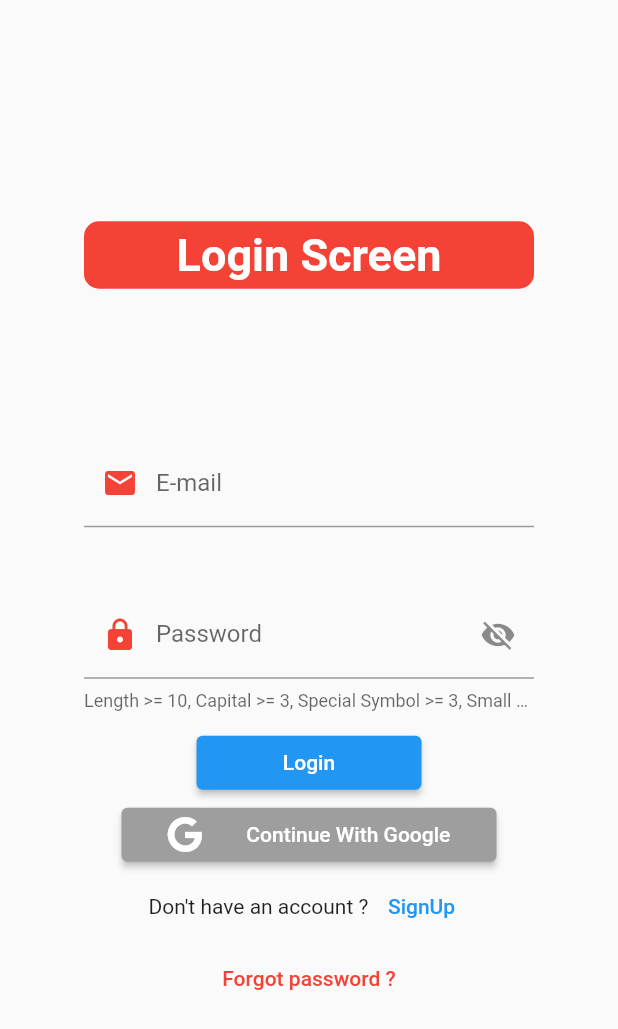
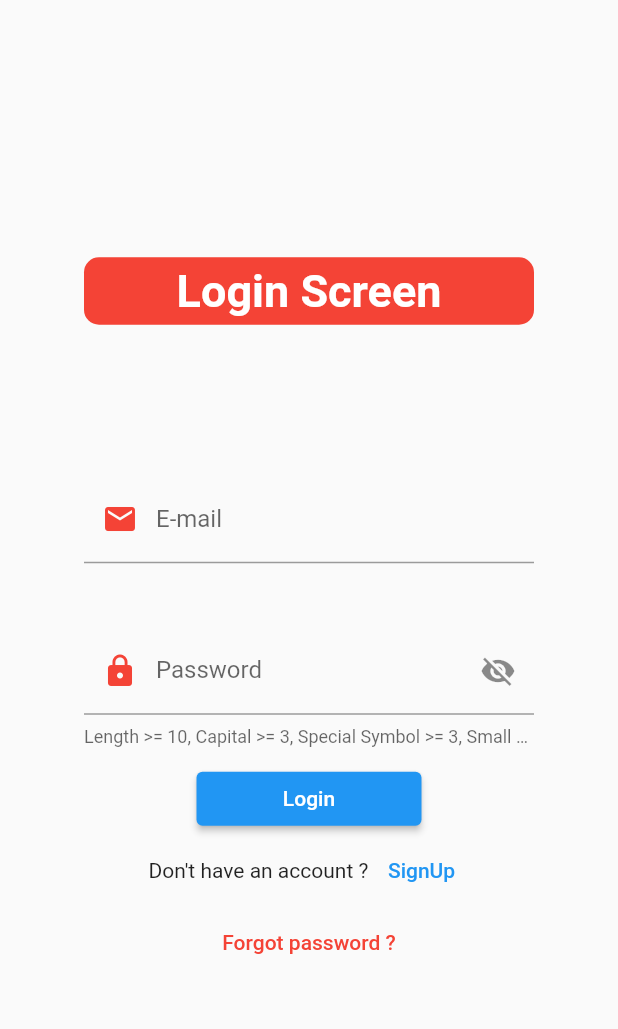
Before and after one commit to uniqueboy1/proshorts, a Flutter app: the screen it shows after launch, on a phone screen of 412 x 824 dp. Shown: the top 1029 px of the screen. Run offline on Flutter 3.47's test engine with Material 2 defaults, Android fonts, the phone set to English and light mode, and no system bars; our stand-ins replace cloud_firestore, file_picker, firebase_auth, firebase_core, firebase_storage, fluttertoast and 4 more; missing offline and left inert: export_video_frame, mailer, video_compress; accounts and stored records are empty.

Commit message:
remove google button

```diff
--- a/frontend/lib/views/signup/login_screen.dart
+++ b/frontend/lib/views/signup/login_screen.dart
@@ -93,17 +93,17 @@ class LoginScreen extends StatelessWidget {
                         child: const Text("Login"))),
                 SizedBox(
                   width: 250,
-                  child: ElevatedButton(
-                      style: ElevatedButton.styleFrom(
-                          backgroundColor: Colors.grey),
-                      onPressed: () {},
-                      child:  Row(
-                        mainAxisAlignment: MainAxisAlignment.spaceAround,
-                        children: [
-                          FaIcon(FontAwesomeIcons.google),
-                          Text("Continue With Google"),
-                        ],
-                      )),
+                  // child: ElevatedButton(
+                  //     style: ElevatedButton.styleFrom(
+                  //         backgroundColor: Colors.grey),
+                  //     onPressed: () {},
+                  //     child:  Row(
+                  //       mainAxisAlignment: MainAxisAlignment.spaceAround,
+                  //       children: const [
+                  //         FaIcon(FontAwesomeIcons.google),
+                  //         Text("Continue With Google"),
+                  //       ],
+                  //     )),
                 ),
                 Row(
                   mainAxisAlignment: MainAxisAlignment.center,
```
